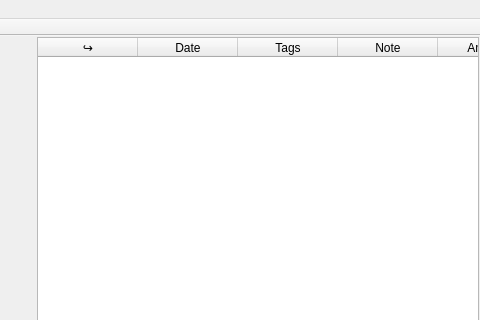
Morteza/MoniApp, file src/MainWindow.ui: the form before one commit; both pictures show x 214 to 694 and y 0 to 320 of the 694 by 489 pixel window.
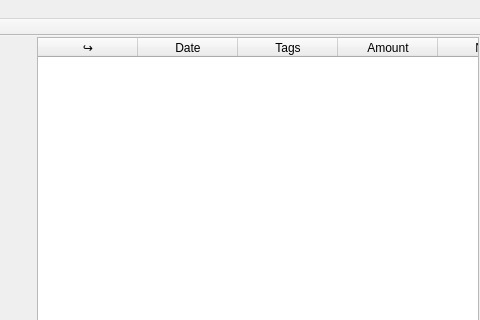
The form after the commit. Custom widgets are drawn as their Qt base class.

Commit message: Add Test codes to insert rows, and resolve some minor design bugs

The edit to the form file:
```diff
--- a/src/MainWindow.ui
+++ b/src/MainWindow.ui
@@ -99,6 +99,9 @@
          <property name="widgetResizable">
           <bool>true</bool>
          </property>
+         <property name="alignment">
+          <set>Qt::AlignLeading|Qt::AlignLeft|Qt::AlignTop</set>
+         </property>
          <widget class="QWidget" name="scrollAreaWidgetContents">
           <property name="geometry">
            <rect>
@@ -135,6 +138,12 @@
                <height>16</height>
               </size>
              </property>
+             <attribute name="horizontalHeaderMinimumSectionSize">
+              <number>20</number>
+             </attribute>
+             <attribute name="horizontalHeaderShowSortIndicator" stdset="0">
+              <bool>false</bool>
+             </attribute>
              <attribute name="horizontalHeaderStretchLastSection">
               <bool>true</bool>
              </attribute>
@@ -161,16 +170,16 @@
                <string>Tags</string>
               </property>
              </column>
-             <column>
-              <property name="text">
-               <string>Note</string>
-              </property>
-             </column>
              <column>
               <property name="text">
                <string>Amount</string>
               </property>
              </column>
+             <column>
+              <property name="text">
+               <string>Note</string>
+              </property>
+             </column>
             </widget>
            </item>
           </layout>
```
The commit also changes 2 other files.
